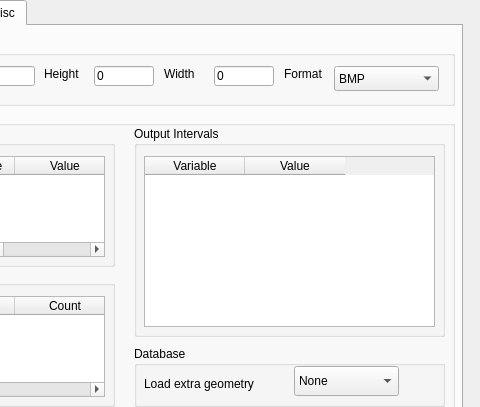
Qt form src/VisIt/libsim/uintah.ui (Uintah/Uintah) before a commit; both pictures show x 218 to 698 and y 0 to 407 of the 698 by 837 pixel window.
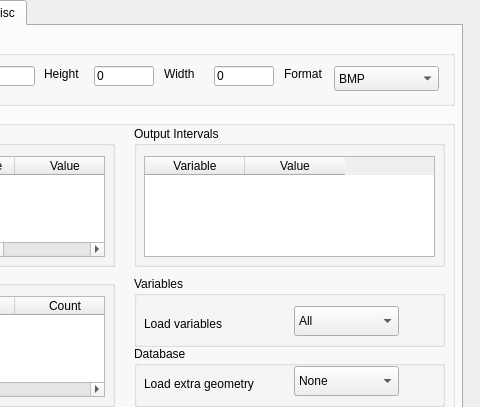
The same form after that commit. The open tabs and pages were chosen to show the change.

The edit to the form file:
```diff
--- a/src/VisIt/libsim/uintah.ui
+++ b/src/VisIt/libsim/uintah.ui
@@ -837,7 +837,7 @@
          <x>340</x>
          <y>20</y>
          <width>311</width>
-         <height>211</height>
+         <height>141</height>
         </rect>
        </property>
        <property name="title">
@@ -849,7 +849,7 @@
           <x>10</x>
           <y>30</y>
           <width>291</width>
-          <height>171</height>
+          <height>101</height>
          </rect>
         </property>
         <column>
@@ -1001,6 +1001,57 @@
         </column>
        </widget>
       </widget>
+      <widget class="QGroupBox" name="VariableGroupBox">
+       <property name="geometry">
+        <rect>
+         <x>340</x>
+         <y>170</y>
+         <width>311</width>
+         <height>71</height>
+        </rect>
+       </property>
+       <property name="title">
+        <string>Variables</string>
+       </property>
+       <widget class="QLabel" name="LoadVariablesLabel">
+        <property name="geometry">
+         <rect>
+          <x>10</x>
+          <y>40</y>
+          <width>131</width>
+          <height>16</height>
+         </rect>
+        </property>
+        <property name="text">
+         <string>Load variables</string>
+        </property>
+       </widget>
+       <widget class="QComboBox" name="LoadVariables">
+        <property name="geometry">
+         <rect>
+          <x>160</x>
+          <y>30</y>
+          <width>105</width>
+          <height>30</height>
+         </rect>
+        </property>
+        <item>
+         <property name="text">
+          <string>All</string>
+         </property>
+        </item>
+        <item>
+         <property name="text">
+          <string notr="true">Output</string>
+         </property>
+        </item>
+        <item>
+         <property name="text">
+          <string>Checkpoint</string>
+         </property>
+        </item>
+       </widget>
+      </widget>
      </widget>
     </widget>
    </widget>
```
Left out of the diff: 4 changed lines with no effect on the pictures.
